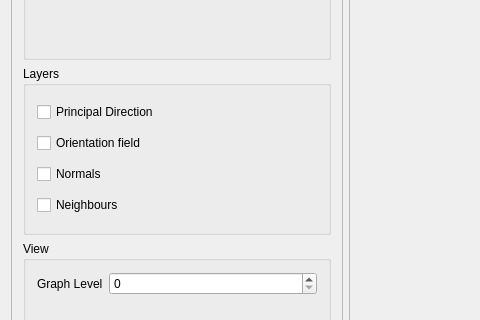
Before: the Qt Designer form src/QtMain/AnimeshMainWindow.ui in jimbok8/Animesh, drawn with Qt 5; both pictures show x 0 to 480 and y 168 to 488 of the 1160 by 707 pixel window.
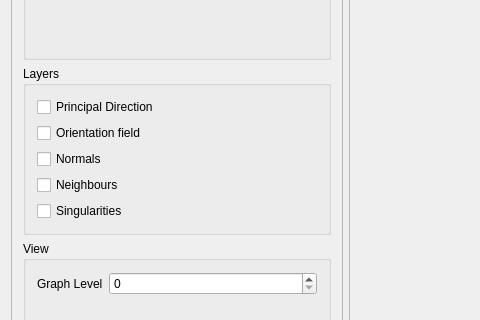
After: the same form once the commit is applied. Custom widgets are drawn as their Qt base class.

Commit message: TASK: Built the UI layer and controls.

Diff of the .ui file:
```diff
--- a/src/QtMain/AnimeshMainWindow.ui
+++ b/src/QtMain/AnimeshMainWindow.ui
@@ -192,6 +192,13 @@
               </property>
              </widget>
             </item>
+            <item>
+             <widget class="QCheckBox" name="cbSingularities">
+              <property name="text">
+               <string>Singularities</string>
+              </property>
+             </widget>
+            </item>
            </layout>
           </widget>
          </item>
```
The commit also changes 2 other files.
